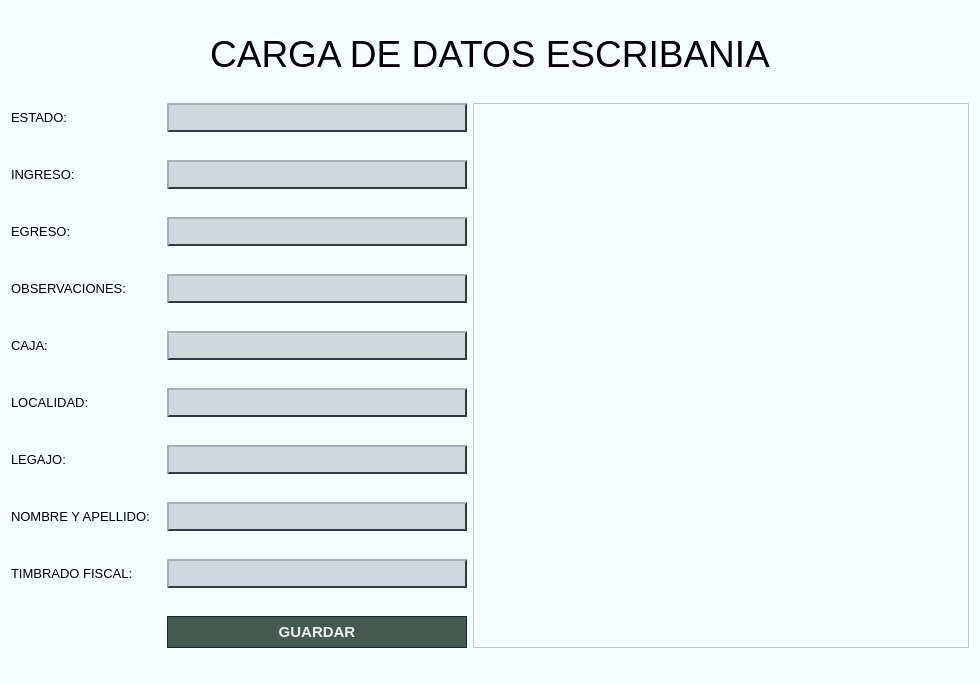
The window that ui/plantilla_escribania.ui (Musthia/base-deposito) describes before a commit, drawn with Qt 5.
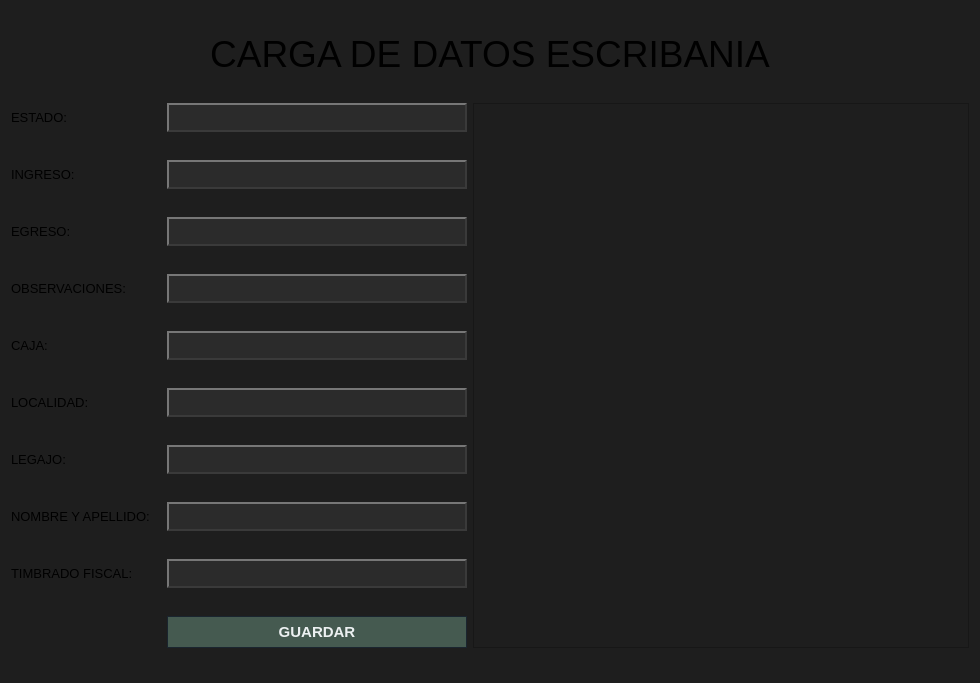
The same window after the commit.

```diff
--- a/ui/plantilla_escribania.ui
+++ b/ui/plantilla_escribania.ui
@@ -14,7 +14,7 @@
    <string>Form</string>
   </property>
   <property name="styleSheet">
-   <string notr="true">background-color: rgb(246, 255, 255);</string>
+   <string notr="true">background-color: #1e1e1e;</string>
   </property>
   <layout class="QGridLayout" name="gridLayout">
    <item row="12" column="1">
@@ -239,17 +239,17 @@
      </property>
      <property name="styleSheet">
       <string notr="true">QLineEdit {
-    background-color: #cfd8dc;          /* gris azulado claro */
-    border: 2px solid #455a64;          /* azul petróleo */
+    background-color: #2b2b2b;
+    border: 2px solid #555555;
   
     padding: 4px 10px;
-    color:  #000012;
+    color:  #e0e0e0;
     font-size: 13px;
 /* relieve simulado */
-    border-top-color: #a7b1b7;   /* borde superior más claro */
-    border-left-color: #a7b1b7;  /* borde izquierdo más claro */
-    border-right-color: #2e3d45; /* borde derecho más oscuro */
-    border-bottom-color: #2e3d45;
+    border-top-color: #777777;
+    border-left-color: #777777;
+    border-right-color: #3a3a3a;
+    border-bottom-color: #3a3a3a;
    
 }
 </string>
@@ -832,17 +832,17 @@
      </property>
      <property name="styleSheet">
       <string notr="true">QLineEdit {
-    background-color: #cfd8dc;          /* gris azulado claro */
-    border: 2px solid #455a64;          /* azul petróleo */
+    background-color: #2b2b2b;
+    border: 2px solid #555555;
   
     padding: 4px 10px;
-    color:  #000012;
+    color:  #e0e0e0;
     font-size: 13px;
 /* relieve simulado */
-    border-top-color: #a7b1b7;   /* borde superior más claro */
-    border-left-color: #a7b1b7;  /* borde izquierdo más claro */
-    border-right-color: #2e3d45; /* borde derecho más oscuro */
-    border-bottom-color: #2e3d45;
+    border-top-color: #777777;
+    border-left-color: #777777;
+    border-right-color: #3a3a3a;
+    border-bottom-color: #3a3a3a;
    
 }
 </string>
@@ -1074,17 +1074,17 @@
      </property>
      <property name="styleSheet">
       <string notr="true">QLineEdit {
-    background-color: #cfd8dc;          /* gris azulado claro */
-    border: 2px solid #455a64;          /* azul petróleo */
+    background-color: #2b2b2b;
+    border: 2px solid #555555;
   
     padding: 4px 10px;
-    color:  #000012;
+    color:  #e0e0e0;
     font-size: 13px;
 /* relieve simulado */
-    border-top-color: #a7b1b7;   /* borde superior más claro */
-    border-left-color: #a7b1b7;  /* borde izquierdo más claro */
-    border-right-color: #2e3d45; /* borde derecho más oscuro */
-    border-bottom-color: #2e3d45;
+    border-top-color: #777777;
+    border-left-color: #777777;
+    border-right-color: #3a3a3a;
+    border-bottom-color: #3a3a3a;
    
 }
 </string>
@@ -1316,17 +1316,17 @@
      </property>
      <property name="styleSheet">
       <string notr="true">QLineEdit {
-    background-color: #cfd8dc;          /* gris azulado claro */
-    border: 2px solid #455a64;          /* azul petróleo */
+    background-color: #2b2b2b;
+    border: 2px solid #555555;
   
     padding: 4px 10px;
-    color:  #000012;
+    color:  #e0e0e0;
     font-size: 13px;
 /* relieve simulado */
-    border-top-color: #a7b1b7;   /* borde superior más claro */
-    border-left-color: #a7b1b7;  /* borde izquierdo más claro */
-    border-right-color: #2e3d45; /* borde derecho más oscuro */
-    border-bottom-color: #2e3d45;
+    border-top-color: #777777;
+    border-left-color: #777777;
+    border-right-color: #3a3a3a;
+    border-bottom-color: #3a3a3a;
    
 }
 </string>
@@ -2234,17 +2234,17 @@
      </property>
      <property name="styleSheet">
       <string notr="true">QLineEdit {
-    background-color: #cfd8dc;          /* gris azulado claro */
-    border: 2px solid #455a64;          /* azul petróleo */
+    background-color: #2b2b2b;
+    border: 2px solid #555555;
   
     padding: 4px 10px;
-    color:  #000012;
+    color:  #e0e0e0;
     font-size: 13px;
 /* relieve simulado */
-    border-top-color: #a7b1b7;   /* borde superior más claro */
-    border-left-color: #a7b1b7;  /* borde izquierdo más claro */
-    border-right-color: #2e3d45; /* borde derecho más oscuro */
-    border-bottom-color: #2e3d45;
+    border-top-color: #777777;
+    border-left-color: #777777;
+    border-right-color: #3a3a3a;
+    border-bottom-color: #3a3a3a;
    
 }
 </string>
@@ -2655,17 +2655,17 @@
      </property>
      <property name="styleSheet">
       <string notr="true">QLineEdit {
-    background-color: #cfd8dc;          /* gris azulado claro */
-    border: 2px solid #455a64;          /* azul petróleo */
+    background-color: #2b2b2b;
+    border: 2px solid #555555;
   
     padding: 4px 10px;
-    color:  #000012;
+    color:  #e0e0e0;
     font-size: 13px;
 /* relieve simulado */
-    border-top-color: #a7b1b7;   /* borde superior más claro */
-    border-left-color: #a7b1b7;  /* borde izquierdo más claro */
-    border-right-color: #2e3d45; /* borde derecho más oscuro */
-    border-bottom-color: #2e3d45;
+    border-top-color: #777777;
+    border-left-color: #777777;
+    border-right-color: #3a3a3a;
+    border-bottom-color: #3a3a3a;
    
 }
 </string>
@@ -3069,17 +3069,17 @@
      </property>
      <property name="styleSheet">
       <string notr="true">QLineEdit {
-    background-color: #cfd8dc;          /* gris azulado claro */
-    border: 2px solid #455a64;          /* azul petróleo */
+    background-color: #2b2b2b;
+    border: 2px solid #555555;
   
     padding: 4px 10px;
-    color:  #000012;
+    color:  #e0e0e0;
     font-size: 13px;
 /* relieve simulado */
-    border-top-color: #a7b1b7;   /* borde superior más claro */
-    border-left-color: #a7b1b7;  /* borde izquierdo más claro */
-    border-right-color: #2e3d45; /* borde derecho más oscuro */
-    border-bottom-color: #2e3d45;
+    border-top-color: #777777;
+    border-left-color: #777777;
+    border-right-color: #3a3a3a;
+    border-bottom-color: #3a3a3a;
    
 }
 </string>
@@ -3502,17 +3502,17 @@
      </property>
      <property name="styleSheet">
       <string notr="true">QLineEdit {
-    background-color: #cfd8dc;          /* gris azulado claro */
-    border: 2px solid #455a64;          /* azul petróleo */
+    background-color: #2b2b2b;
+    border: 2px solid #555555;
   
     padding: 4px 10px;
-    color:  #000012;
+    color:  #e0e0e0;
     font-size: 13px;
 /* relieve simulado */
-    border-top-color: #a7b1b7;   /* borde superior más claro */
-    border-left-color: #a7b1b7;  /* borde izquierdo más claro */
-    border-right-color: #2e3d45; /* borde derecho más oscuro */
-    border-bottom-color: #2e3d45;
+    border-top-color: #777777;
+    border-left-color: #777777;
+    border-right-color: #3a3a3a;
+    border-bottom-color: #3a3a3a;
    
 }
 </string>
@@ -3926,17 +3926,17 @@
      </property>
      <property name="styleSheet">
       <string notr="true">QLineEdit {
-    background-color: #cfd8dc;          /* gris azulado claro */
-    border: 2px solid #455a64;          /* azul petróleo */
+    background-color: #2b2b2b;
+    border: 2px solid #555555;
   
     padding: 4px 10px;
-    color:  #000012;
+    color:  #e0e0e0;
     font-size: 13px;
 /* relieve simulado */
-    border-top-color: #a7b1b7;   /* borde superior más claro */
-    border-left-color: #a7b1b7;  /* borde izquierdo más claro */
-    border-right-color: #2e3d45; /* borde derecho más oscuro */
-    border-bottom-color: #2e3d45;
+    border-top-color: #777777;
+    border-left-color: #777777;
+    border-right-color: #3a3a3a;
+    border-bottom-color: #3a3a3a;
    
 }
 </string>
```
